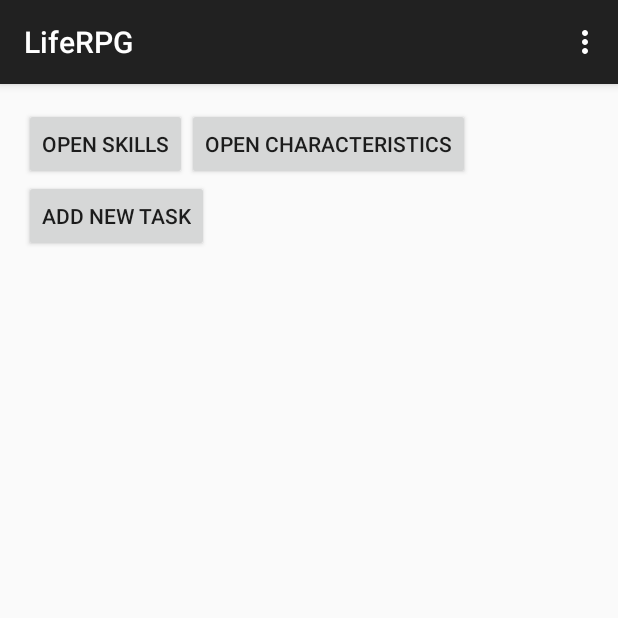
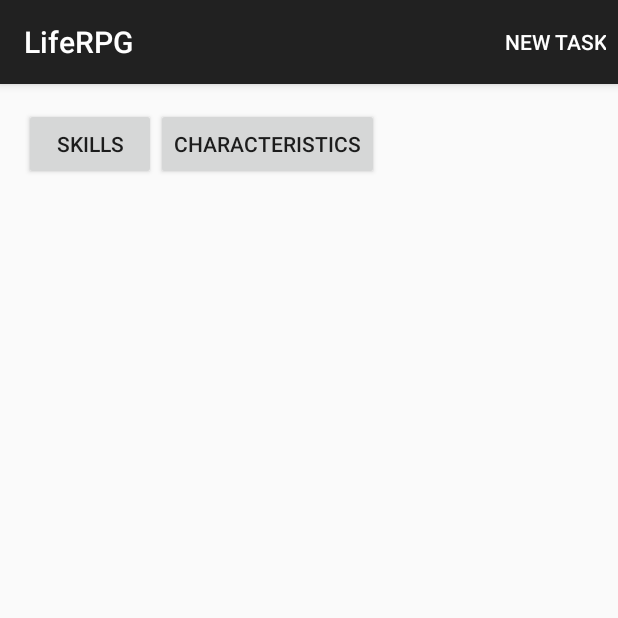
Before and after one commit to TarasLozovoy/LifeRPG-Tasks, an Android app: the screen it shows after launch (TasksActivity), on a phone screen of 412 x 824 dp, the top half of it. Run offline under Robolectric (Android 15) with nearby library versions, the phone set to English and light mode, and no system bars.

Commit message:
finished implementing of new tasks adding

```diff
--- a/app/src/main/java/com/levor/liferpg/View/TasksActivity.java
+++ b/app/src/main/java/com/levor/liferpg/View/TasksActivity.java
@@ -41,7 +41,6 @@ public class TasksActivity extends AppCompatActivity {
 
     private Button openSkillsButton;
     private Button openCharacteristicsButton;
-    private Button addNewTaskButton;
     private ListView listView;
     private final LifeController lifeController = LifeController.getInstance();
 
@@ -51,7 +50,6 @@ public class TasksActivity extends AppCompatActivity {
         setContentView(R.layout.activity_tasks);
         openSkillsButton = (Button) findViewById(R.id.openSkillsButton);
         openCharacteristicsButton = (Button) findViewById(R.id.openCharacteristicsButton);
-        addNewTaskButton = (Button) findViewById(R.id.addTaskButton);
         listView = (ListView) findViewById(R.id.listViewTasks);
 
         readContentStringsFromFiles();
@@ -67,20 +65,14 @@ public class TasksActivity extends AppCompatActivity {
 
     @Override
     public boolean onCreateOptionsMenu(Menu menu) {
-        // Inflate the menu; this adds items to the action bar if it is present.
         getMenuInflater().inflate(R.menu.menu_tasks, menu);
         return true;
     }
 
     @Override
     public boolean onOptionsItemSelected(MenuItem item) {
-        // Handle action bar item clicks here. The action bar will
-        // automatically handle clicks on the Home/Up button, so long
-        // as you specify a parent activity in AndroidManifest.xml.
-        int id = item.getItemId();
-
-        //noinspection SimplifiableIfStatement
-        if (id == R.id.action_settings) {
+        if (item.getItemId() == R.id.add_new_task) {
+            startActivityForResult(new Intent(TasksActivity.this, AddTaskActivity.class), ADD_TASK_ACTIVITY_REQUEST_CODE);
             return true;
         }
 
@@ -103,13 +95,6 @@ public class TasksActivity extends AppCompatActivity {
                 startActivity(intent);
             }
         });
-
-        addNewTaskButton.setOnClickListener(new View.OnClickListener() {
-            @Override
-            public void onClick(View v) {
-                startActivityForResult(new Intent(TasksActivity.this, AddTaskActivity.class), ADD_TASK_ACTIVITY_REQUEST_CODE);
-            }
-        });
     }
 
     @Override
@@ -117,7 +102,6 @@ public class TasksActivity extends AppCompatActivity {
         switch (requestCode){
             case ADD_TASK_ACTIVITY_REQUEST_CODE:
                 if(resultCode == RESULT_OK){
-                    Toast.makeText(this, "Task added", Toast.LENGTH_SHORT).show();
                     recreateAdapter();
                 }
                 break;
--- a/app/src/main/res/layout/activity_tasks.xml
+++ b/app/src/main/res/layout/activity_tasks.xml
@@ -21,18 +21,11 @@
         android:layout_width="wrap_content"
         android:layout_height="wrap_content"/>
 
-    <Button
-        android:layout_width="wrap_content"
-        android:layout_height="wrap_content"
-        android:id="@+id/addTaskButton"
-        android:text="@string/add_new_task"
-        android:layout_below="@id/openSkillsButton"/>
-
     <ListView
         android:layout_width="wrap_content"
         android:layout_height="wrap_content"
         android:id="@+id/listViewTasks"
-        android:layout_below="@+id/addTaskButton"
+        android:layout_below="@+id/openSkillsButton"
         android:layout_alignParentLeft="true"
         android:layout_alignParentStart="true" />
 
--- a/app/src/main/res/menu/menu_tasks.xml
+++ b/app/src/main/res/menu/menu_tasks.xml
@@ -2,8 +2,8 @@
       xmlns:app="http://schemas.android.com/apk/res-auto"
       xmlns:tools="http://schemas.android.com/tools"
       tools:context=".TasksActivity">
-    <item android:id="@+id/action_settings"
-          android:title="@string/action_settings"
+    <item android:id="@+id/add_new_task"
+          android:title="@string/add_new_task"
           android:orderInCategory="100"
-          app:showAsAction="never"/>
+          app:showAsAction="always"/>
 </menu>
--- a/app/src/main/res/values/strings.xml
+++ b/app/src/main/res/values/strings.xml
@@ -3,8 +3,8 @@
 
     <string name="action_settings">Settings</string>
 
-    <string name="open_skills">Open Skills</string>
-    <string name="open_characteristics">Open Characteristics</string>
+    <string name="open_skills">Skills</string>
+    <string name="open_characteristics">Characteristics</string>
     <string name="title_activity_characteristic">CharacteristicActivity</string>
 
     <string name="intelligence">Intelligence -</string>
@@ -20,6 +20,6 @@
     <string name="new_task_title_edit_text">Type task title</string>
     <string name="add_skills_to_task">Related skills: </string>
     <string name="add_skill_to_task">Add related skill</string>
-    <string name="add_new_task">Add new task</string>
+    <string name="add_new_task">New task</string>
     <string name="create_task">Create task</string>
 </resources>
```
Also changed, not shown: app/src/main/java/com/levor/liferpg/View/AddTaskActivity.java (+60 -14 lines), app/src/main/res/layout/activity_add_task.xml (+0 -7 lines), app/src/main/res/menu/menu_add_task.xml (added, +8 -0 lines).
